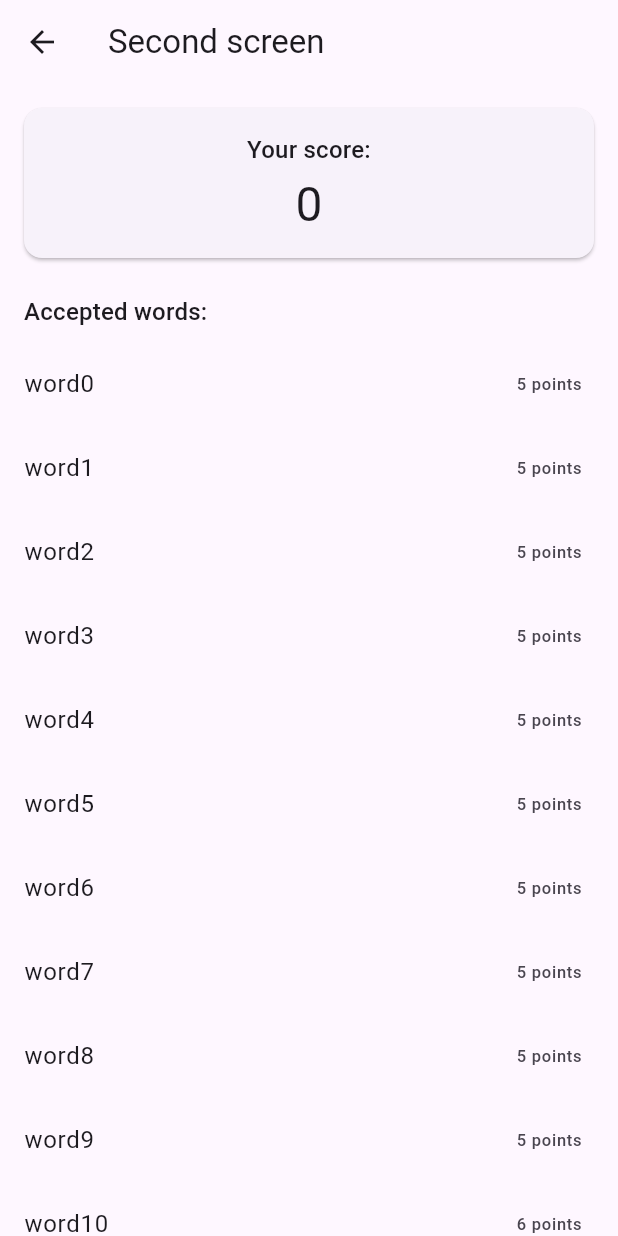
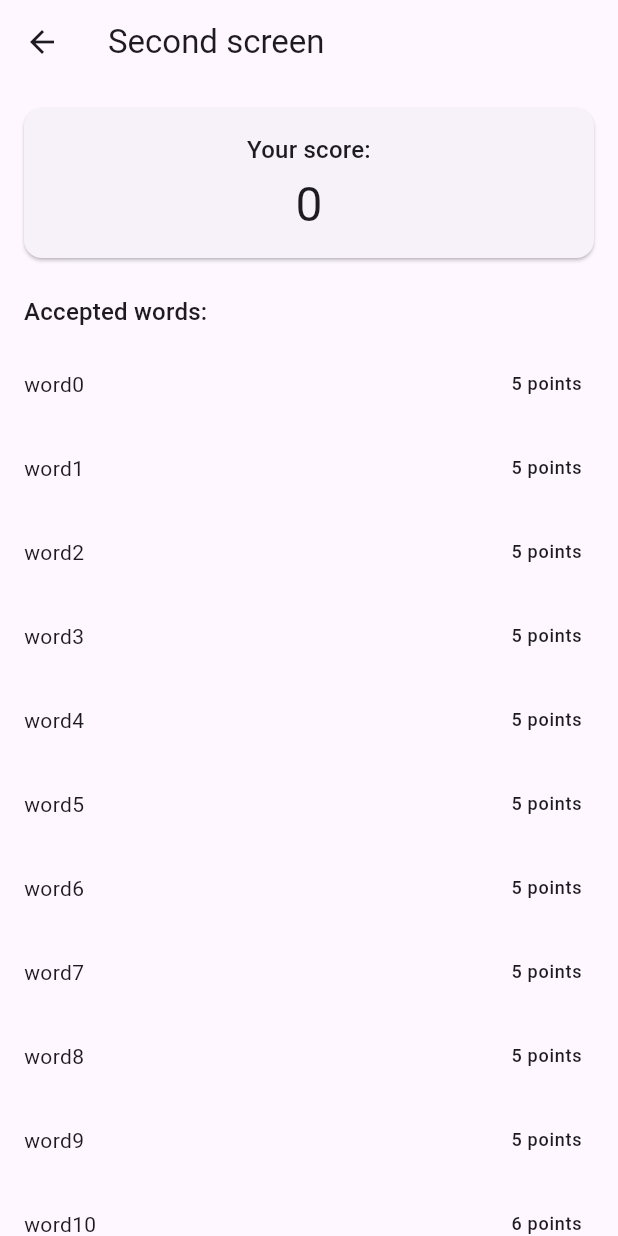
Before and after one commit to edwardnagy/word_checker, a Flutter app: the ScoreScreen screen opened directly, on a phone screen of 412 x 824 dp. Run offline on Flutter 3.47's test engine with Material 2 defaults, Android fonts, the phone set to English and light mode, and no system bars.

Commit message:
Improve text styles

```diff
--- a/lib/screen/score_screen.dart
+++ b/lib/screen/score_screen.dart
@@ -61,8 +61,14 @@ class ScoreScreen extends StatelessWidget {
                 final score = word.length;
 
                 return ListTile(
-                  title: Text('word$index'),
-                  trailing: Text('$score points'),
+                  title: Text(
+                    'word$index',
+                    style: Theme.of(context).textTheme.bodyMedium,
+                  ),
+                  trailing: Text(
+                    '$score points',
+                    style: Theme.of(context).textTheme.labelMedium,
+                  ),
                 );
               },
             ),
```
